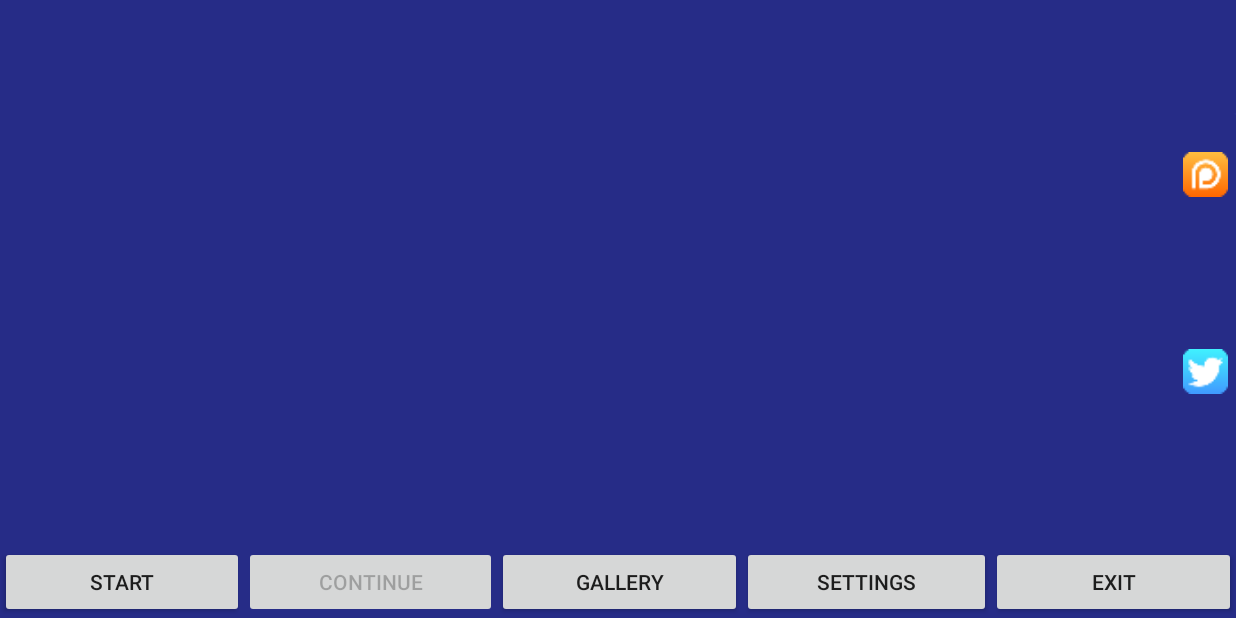
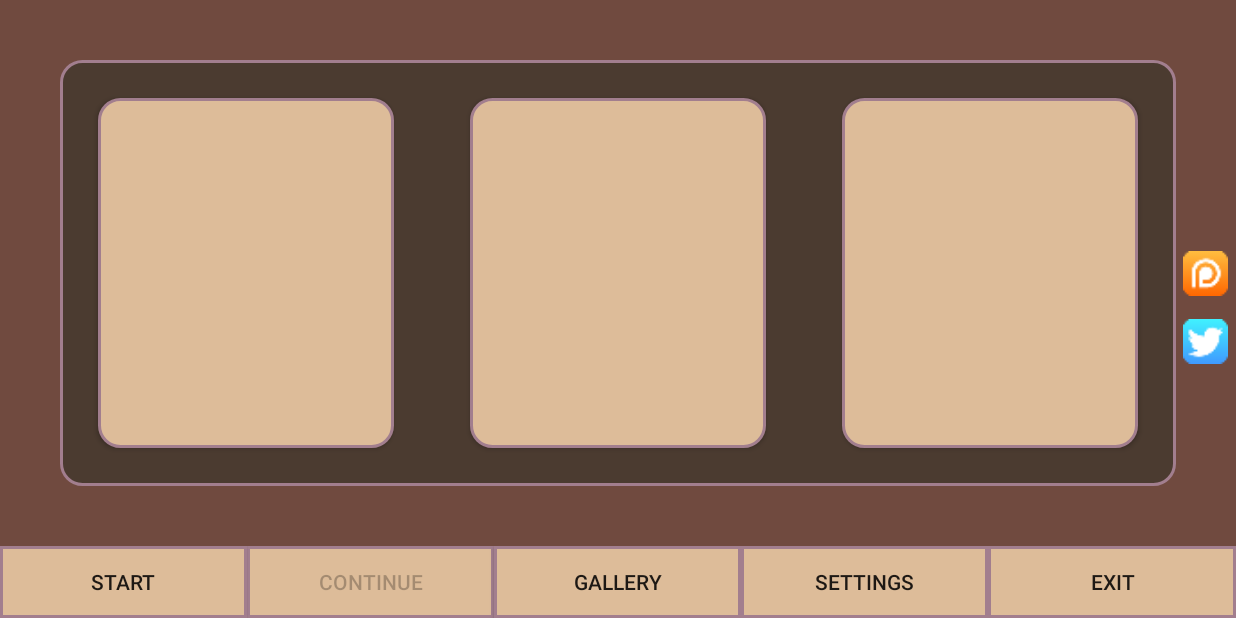
Before and after one commit to idvera77/Cosplay-Triple-Date, an Android app: the HomeActivity screen opened directly, with no data from a screen before it, after a tap on "CONTINUE", on a phone screen of 824 x 412 dp (held sideways). Run offline under Robolectric (Android 15) with nearby library versions, the phone set to English and light mode, and no system bars.

Commit message:
Update SQL, Alert and Style

```diff
--- a/app/src/main/AndroidManifest.xml
+++ b/app/src/main/AndroidManifest.xml
@@ -19,7 +19,6 @@
             android:screenOrientation="landscape">
             <intent-filter>
                 <action android:name="android.intent.action.MAIN" />
-
                 <category android:name="android.intent.category.LAUNCHER" />
             </intent-filter>
         </activity>
--- a/app/src/main/java/com/mystra77/visualnovel/GameStart.java
+++ b/app/src/main/java/com/mystra77/visualnovel/GameStart.java
@@ -3,12 +3,16 @@ package com.mystra77.visualnovel;
 import androidx.appcompat.app.AppCompatActivity;
 
 import android.os.Bundle;
+import android.view.Window;
+import android.view.WindowManager;
 
 public class GameStart extends AppCompatActivity {
 
     @Override
     protected void onCreate(Bundle savedInstanceState) {
         super.onCreate(savedInstanceState);
+        requestWindowFeature(Window.FEATURE_NO_TITLE);
+        this.getWindow().setFlags(WindowManager.LayoutParams.FLAG_FULLSCREEN, WindowManager.LayoutParams.FLAG_FULLSCREEN);
         setContentView(R.layout.activity_game_start);
     }
 
--- a/app/src/main/java/com/mystra77/visualnovel/HomeActivity.java
+++ b/app/src/main/java/com/mystra77/visualnovel/HomeActivity.java
@@ -11,6 +11,8 @@ import android.net.Uri;
 import android.os.Bundle;
 
 import android.view.View;
+import android.view.Window;
+import android.view.WindowManager;
 import android.widget.Button;
 
 import com.mystra77.visualnovel.fragments.ContinueFragment;
@@ -26,8 +28,11 @@ public class HomeActivity extends AppCompatActivity {
     @Override
     protected void onCreate(Bundle savedInstanceState) {
         super.onCreate(savedInstanceState);
+        requestWindowFeature(Window.FEATURE_NO_TITLE);
+        this.getWindow().setFlags(WindowManager.LayoutParams.FLAG_FULLSCREEN, WindowManager.LayoutParams.FLAG_FULLSCREEN);
         overridePendingTransition(R.anim.fade_in, R.anim.fade_out);
         setContentView(R.layout.activity_home);
+
 
         btnContinue = this.findViewById(R.id.btnContinue);
         btnGaleria = this.findViewById(R.id.btnGallery);
@@ -62,7 +67,7 @@ public class HomeActivity extends AppCompatActivity {
         transaction.replace(R.id.frameZoneFragment, fragment);
         transaction.addToBackStack(null);
         transaction.commit();
-        unlockImageGallery ++;
+        unlockImageGallery++;
         btnSettings.setEnabled(true);
         btnContinue.setEnabled(true);
     }
@@ -80,9 +85,7 @@ public class HomeActivity extends AppCompatActivity {
     }
 
     public void Exit(View view) {
-        new AlertDialog.Builder(this)
-                .setIcon(R.drawable.ic_launcher_background)
-                .setTitle(R.string.exit)
+        new AlertDialog.Builder(this, R.style.AlertDialogCustom)
                 .setMessage(R.string.exitQuestion)
                 .setPositiveButton("Yes", new DialogInterface.OnClickListener() {
                     @Override
@@ -96,20 +99,14 @@ public class HomeActivity extends AppCompatActivity {
                 .show();
     }
 
-    public int unlockGallery(){
+    public int unlockGallery() {
         return unlockImageGallery;
     }
 
-    @Override
-    public void onBackPressed() {
-
-    }
 
     public void goToPatreon(View view) {
-        new AlertDialog.Builder(this)
-                .setIcon(R.drawable.ic_launcher_background)
-                .setTitle(R.string.exit)
-                .setMessage(R.string.exitQuestion)
+        new AlertDialog.Builder(this, R.style.AlertDialogCustom)
+                .setMessage(R.string.moveToPatreon)
                 .setPositiveButton("Yes", new DialogInterface.OnClickListener() {
                     @Override
                     public void onClick(DialogInterface dialog, int which) {
@@ -121,8 +118,8 @@ public class HomeActivity extends AppCompatActivity {
     }
 
     public void goToTwitter(View view) {
-        new AlertDialog.Builder(this,  R.style.AlertDialogCustom)
-                .setMessage(R.string.exitQuestion)
+        new AlertDialog.Builder(this, R.style.AlertDialogCustom)
+                .setMessage(R.string.moveToTwitter)
                 .setPositiveButton("Yes", new DialogInterface.OnClickListener() {
                     @Override
                     public void onClick(DialogInterface dialog, int which) {
@@ -132,4 +129,9 @@ public class HomeActivity extends AppCompatActivity {
                 .setNegativeButton("No", null)
                 .show();
     }
+
+    @Override
+    public void onBackPressed() {
+
+    }
 }
--- a/app/src/main/java/com/mystra77/visualnovel/database/Constants.java
+++ b/app/src/main/java/com/mystra77/visualnovel/database/Constants.java
@@ -1,4 +1,23 @@
 package com.mystra77.visualnovel.database;
 
 public class Constants {
+    private static final String DATABASE_NAME = "Mystra77VisualNovel";
+    private static final int DATABASE_VERSION = 1;
+
+    private static final String TABLE_GAME = "game";
+
+    private static final String LEVEL = "level";
+    private static final String TSUNDERE = "tsundere";
+    private static final String NEKO = "neko";
+    private static final String MATURE = "mature";
+    private static final String TIME = "time";
+    private static final String SCORE = "score";
+    private static final String KEY_ID = "id";
+    //Timestamp DATETIME DEFAULT CURRENT_TIMESTAMP
+    // Tabla Jugador
+    /*
+    private static final String CREATE_TABLE_JUGADOR = "CREATE TABLE " + TABLE_GAME + "("
+            + KEY_ID + " INTEGER PRIMARY KEY NOT NULL, " + NOMBRE + " VARCHAR(30)," + PASSWORD + " VARCHAR(30)," +
+            VIDA + " INTEGER," + MANA + " INTEGER," + ATAQUE + " INTEGER," + DEFENSA + " INTEGER," + PUNTUACION + " INTEGER);";
+    */
 }
--- a/app/src/main/res/drawable/border_menu.xml
+++ b/app/src/main/res/drawable/border_menu.xml
@@ -2,8 +2,8 @@
 <shape xmlns:android="http://schemas.android.com/apk/res/android"
     android:shape="rectangle">
     <corners android:radius="14dp" />
-    <solid android:color="@color/transparentBlack" />
+    <solid android:color="@color/backgroundMenu" />
     <stroke
         android:width="2dp"
-        android:color="@android:color/black" />
+        android:color="@color/borderMenu" />
 </shape>
--- /dev/null
+++ b/app/src/main/res/drawable/button_load.xml
@@ -0,0 +1,24 @@
+<?xml version="1.0" encoding="utf-8"?>
+<selector xmlns:android="http://schemas.android.com/apk/res/android">
+    <item android:state_selected="true">
+        <shape android:shape="rectangle">
+            <solid android:color="@color/activeButton" />
+            <corners android:radius="14dp" />
+            <stroke android:width="2dp" android:color="@color/borderMenu" />
+        </shape>
+    </item>
+    <item android:state_pressed="true">
+        <shape android:shape="rectangle">
+            <solid android:color="@color/activeButton" />
+            <corners android:radius="14dp" />
+            <stroke android:width="2dp" android:color="@color/borderMenu" />
+        </shape>
+    </item>
+    <item>
+        <shape android:shape="rectangle">
+            <solid android:color="@color/baseButton" />
+            <corners android:radius="14dp" />
+            <stroke android:width="2dp" android:color="@color/borderMenu" />
+        </shape>
+    </item>
+</selector>
--- /dev/null
+++ b/app/src/main/res/drawable/button_menu.xml
@@ -0,0 +1,21 @@
+<?xml version="1.0" encoding="utf-8"?>
+<selector xmlns:android="http://schemas.android.com/apk/res/android">
+    <item android:state_selected="true">
+        <shape android:shape="rectangle">
+            <solid android:color="@color/activeButton" />
+            <stroke android:width="2dp" android:color="@color/borderMenu" />
+        </shape>
+    </item>
+    <item android:state_pressed="true">
+        <shape android:shape="rectangle">
+            <solid android:color="@color/activeButton" />
+            <stroke android:width="2dp" android:color="@color/borderMenu" />
+        </shape>
+    </item>
+    <item>
+        <shape android:shape="rectangle">
+            <solid android:color="@color/baseButton" />
+            <stroke android:width="2dp" android:color="@color/borderMenu" />
+        </shape>
+    </item>
+</selector>
--- a/app/src/main/res/layout/activity_home.xml
+++ b/app/src/main/res/layout/activity_home.xml
@@ -4,7 +4,7 @@
     xmlns:tools="http://schemas.android.com/tools"
     android:layout_width="match_parent"
     android:layout_height="match_parent"
-    android:background="@mipmap/load_screen"
+    android:background="@color/backgroundHome"
     tools:context=".HomeActivity">
 
     <ImageButton
@@ -16,24 +16,24 @@
         android:background="@mipmap/patreon"
         android:minWidth="30dp"
         android:minHeight="30dp"
+        android:onClick="goToPatreon"
         android:scaleType="centerInside"
-        android:onClick="goToPatreon"
-        app:layout_constraintBottom_toTopOf="@+id/btnTwitter"
-        app:layout_constraintEnd_toEndOf="parent"
+        app:layout_constraintBottom_toTopOf="@+id/linearLayout"
+        app:layout_constraintEnd_toEndOf="@+id/frameZoneFragment"
         app:layout_constraintTop_toTopOf="parent" />
 
     <ImageButton
         android:id="@+id/btnTwitter"
         android:layout_width="wrap_content"
         android:layout_height="wrap_content"
+        android:layout_marginTop="15dp"
         android:layout_marginEnd="5dp"
         android:adjustViewBounds="true"
         android:background="@mipmap/twitter"
         android:minWidth="30dp"
         android:minHeight="30dp"
+        android:onClick="goToTwitter"
         android:scaleType="centerInside"
-        android:onClick="goToTwitter"
-        app:layout_constraintBottom_toTopOf="@+id/linearLayout"
         app:layout_constraintEnd_toEndOf="parent"
         app:layout_constraintTop_toBottomOf="@+id/btnPatreon" />
 
@@ -52,6 +52,7 @@
             android:layout_width="wrap_content"
             android:layout_height="wrap_content"
             android:layout_weight="1"
+            android:background="@drawable/button_menu"
             android:onClick="Start"
             android:text="Start" />
 
@@ -60,6 +61,7 @@
             android:layout_width="wrap_content"
             android:layout_height="wrap_content"
             android:layout_weight="1"
+            android:background="@drawable/button_menu"
             android:onClick="Continue"
             android:text="Continue" />
 
@@ -68,6 +70,7 @@
             android:layout_width="wrap_content"
             android:layout_height="wrap_content"
             android:layout_weight="1"
+            android:background="@drawable/button_menu"
             android:onClick="Gallery"
             android:text="Gallery" />
 
@@ -76,6 +79,7 @@
             android:layout_width="wrap_content"
             android:layout_height="wrap_content"
             android:layout_weight="1"
+            android:background="@drawable/button_menu"
             android:onClick="Settings"
             android:text="Settings" />
 
@@ -84,6 +88,7 @@
             android:layout_width="wrap_content"
             android:layout_height="wrap_content"
             android:layout_weight="1"
+            android:background="@drawable/button_menu"
             android:onClick="Exit"
             android:text="@string/exit" />
     </LinearLayout>
@@ -94,7 +99,7 @@
         android:layout_height="0dp"
         app:layout_constraintBottom_toTopOf="@+id/linearLayout"
         app:layout_constraintEnd_toEndOf="parent"
-        app:layout_constraintHorizontal_bias="1.0"
+        app:layout_constraintHorizontal_bias="0.0"
         app:layout_constraintStart_toStartOf="parent"
         app:layout_constraintTop_toTopOf="parent"
         app:layout_constraintVertical_bias="0.0">
--- a/app/src/main/res/layout/fragment_continue.xml
+++ b/app/src/main/res/layout/fragment_continue.xml
@@ -1,7 +1,45 @@
 <?xml version="1.0" encoding="utf-8"?>
-<FrameLayout xmlns:android="http://schemas.android.com/apk/res/android"
+<androidx.constraintlayout.widget.ConstraintLayout xmlns:android="http://schemas.android.com/apk/res/android"
+    xmlns:app="http://schemas.android.com/apk/res-auto"
     xmlns:tools="http://schemas.android.com/tools"
+    android:id="@+id/continueConstraintLayout"
     android:layout_width="match_parent"
     android:layout_height="match_parent"
-    tools:context=".fragments.ContinueFragment"
-    />
+    android:layout_margin="40dp"
+    android:background="@drawable/border_menu"
+    tools:context=".fragments.ContinueFragment">
+
+    <LinearLayout
+        android:layout_width="0dp"
+        android:layout_height="0dp"
+        app:layout_constraintBottom_toBottomOf="parent"
+        app:layout_constraintEnd_toEndOf="parent"
+        app:layout_constraintStart_toStartOf="parent"
+        app:layout_constraintTop_toTopOf="parent"
+        app:layout_constraintVertical_bias="0.6">
+
+        <Button
+            android:id="@+id/loadSave1"
+            android:layout_width="wrap_content"
+            android:layout_height="match_parent"
+            android:layout_margin="25dp"
+            android:layout_weight="1"
+            android:background="@drawable/button_load" />
+
+        <Button
+            android:id="@+id/loadSave2"
+            android:layout_width="wrap_content"
+            android:layout_height="match_parent"
+            android:layout_margin="25dp"
+            android:layout_weight="1"
+            android:background="@drawable/button_load" />
+
+        <Button
+            android:id="@+id/loadSave3"
+            android:layout_width="wrap_content"
+            android:layout_height="match_parent"
+            android:layout_margin="25dp"
+            android:layout_weight="1"
+            android:background="@drawable/button_load" />
+    </LinearLayout>
+</androidx.constraintlayout.widget.ConstraintLayout>
--- a/app/src/main/res/layout/fragment_gallery.xml
+++ b/app/src/main/res/layout/fragment_gallery.xml
@@ -2,7 +2,7 @@
 <androidx.constraintlayout.widget.ConstraintLayout xmlns:android="http://schemas.android.com/apk/res/android"
     xmlns:app="http://schemas.android.com/apk/res-auto"
     xmlns:tools="http://schemas.android.com/tools"
-    android:id="@+id/frameLayout"
+    android:id="@+id/galleryConstraintLayout"
     android:layout_width="match_parent"
     android:layout_height="match_parent"
     android:layout_margin="40dp"
--- a/app/src/main/res/layout/fragment_settings.xml
+++ b/app/src/main/res/layout/fragment_settings.xml
@@ -1,6 +1,7 @@
 <?xml version="1.0" encoding="utf-8"?>
-<FrameLayout xmlns:android="http://schemas.android.com/apk/res/android"
+<androidx.constraintlayout.widget.ConstraintLayout xmlns:android="http://schemas.android.com/apk/res/android"
     xmlns:tools="http://schemas.android.com/tools"
+    android:id="@+id/settingsConstraintLayout"
     android:layout_width="match_parent"
     android:layout_height="match_parent"
     tools:context=".fragments.SettingsFragment" />
--- a/app/src/main/res/layout/load_screen.xml
+++ b/app/src/main/res/layout/load_screen.xml
@@ -4,7 +4,7 @@
     xmlns:tools="http://schemas.android.com/tools"
     android:layout_width="match_parent"
     android:layout_height="match_parent"
-    android:background="@mipmap/load_screen"
+    android:background="@color/colorLoadScreen"
     tools:context=".LoadScreen">
 
 
--- a/app/src/main/res/values/colors.xml
+++ b/app/src/main/res/values/colors.xml
@@ -3,6 +3,13 @@
     <color name="colorPrimary">#008577</color>
     <color name="colorPrimaryDark">#00574B</color>
     <color name="colorAccent">#D81B60</color>
+    <color name="colorLoadScreen">#DDBC99</color>
+    <color name="borderMenu">#A27E8E</color>
+    <color name="backgroundMenu">#B33C362A</color>
+    <color name="backgroundHome">#704A3F</color>
+    <color name="baseButton">#DDBC99</color>
+    <color name="activeButton">#ECE4B7</color>
+    <color name="colorAlert">#3C362A</color>
     <color name="colorEgg">#F1E8BA</color>
     <color name="transparentBlack">#80000000</color>
 </resources>
--- a/app/src/main/res/values/strings.xml
+++ b/app/src/main/res/values/strings.xml
@@ -2,5 +2,6 @@
     <string name="app_name">Mystra77VN</string>
     <string name="exit">Exit</string>
     <string name="exitQuestion">do you really want to exit?</string>
-
+    <string name="moveToPatreon">^_^ move to Patreon?</string>
+    <string name="moveToTwitter">^_^ move to Twitter?</string>
 </resources>
--- a/app/src/main/res/values/styles.xml
+++ b/app/src/main/res/values/styles.xml
@@ -9,11 +9,9 @@
     </style>
 
     <style name="AlertDialogCustom" parent="@android:style/Theme.Dialog">
-        <item name="android:textColor">@color/colorEgg</item>
-        <item name="android:textStyle">bold</item>
-        <item name="android:textSize">16sp</item>
+        <item name="android:textSize">20sp</item>
         <item name="android:textAlignment">center</item>
-        <item name="android:background">@color/colorAccent</item>
+        <item name="android:background">@color/colorAlert</item>
     </style>
 
 </resources>
```
Also changed, not shown: app/src/main/java/com/mystra77/visualnovel/database/MyOpenHelper.java (+7 -7 lines).
